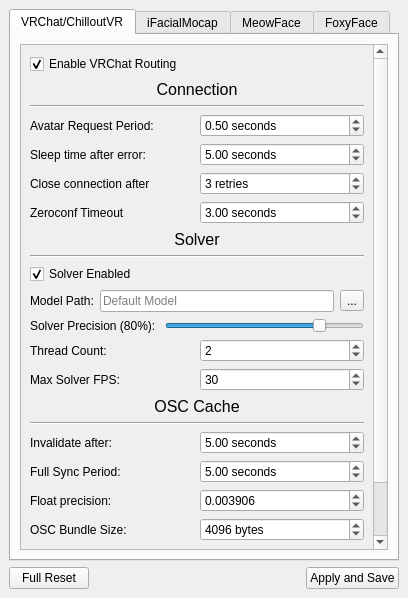
Qt form FoxyFace/src/ui/qtcreator/SenderSettings.ui (Jeka8833/FoxyFace) before a commit.
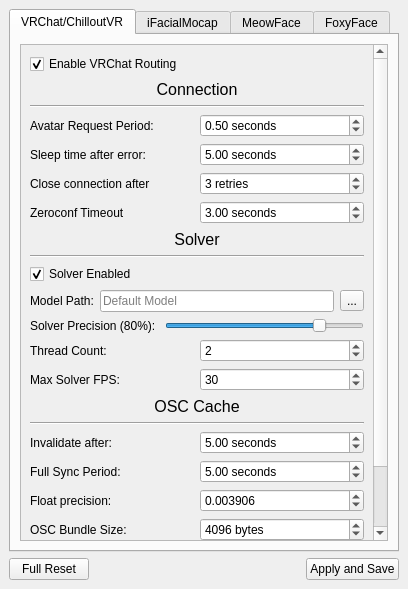
The same form after that commit.

```diff
--- a/FoxyFace/src/ui/qtcreator/SenderSettings.ui
+++ b/FoxyFace/src/ui/qtcreator/SenderSettings.ui
@@ -7,7 +7,7 @@
     <x>0</x>
     <y>0</y>
     <width>408</width>
-    <height>598</height>
+    <height>589</height>
    </rect>
   </property>
   <property name="windowTitle">
```
